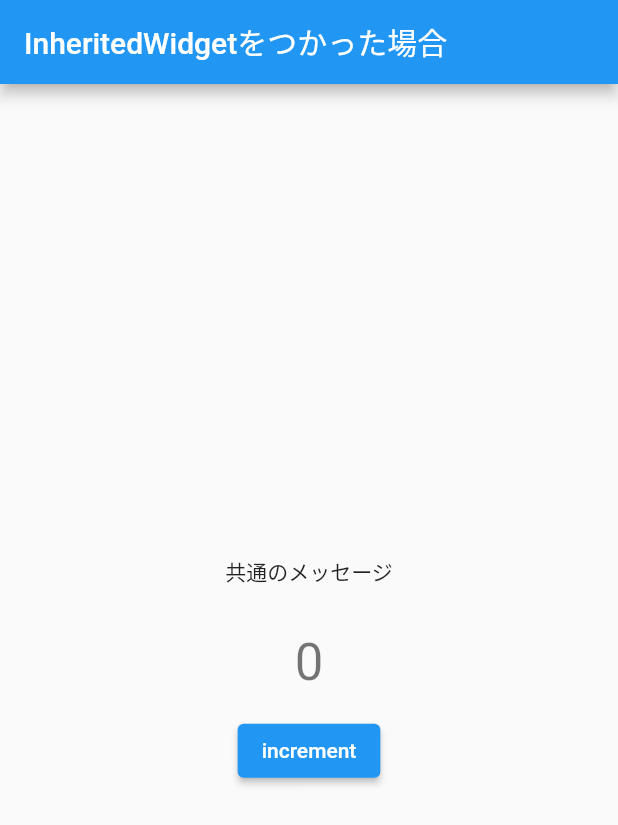
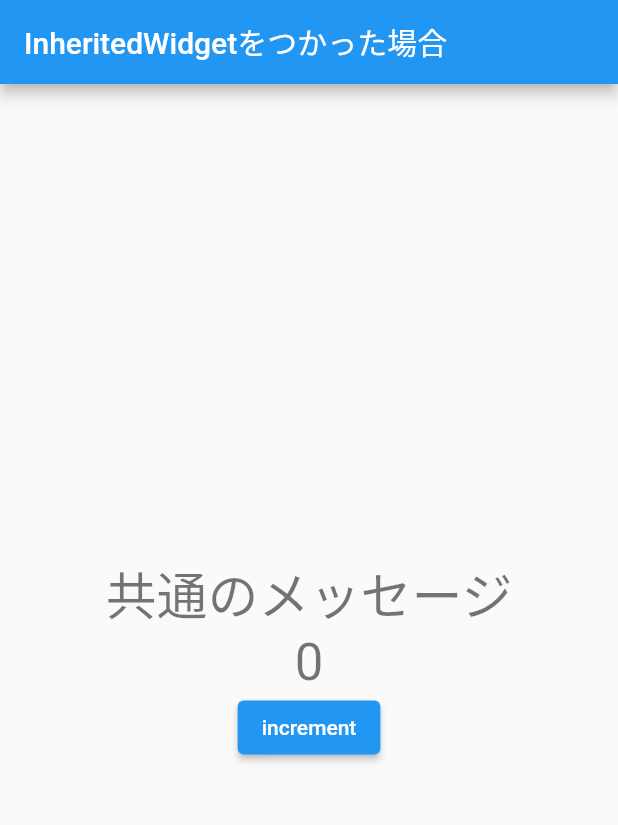
Before and after one commit to beeeyan/inherit-sample, a Flutter app: the InheritedAPage screen opened by its route, on a phone screen of 412 x 824 dp. Shown: the top 825 px of the screen. Run offline on Flutter 3.47's test engine with Material 2 defaults, Android fonts, the phone set to English and light mode, and no system bars; our stand-ins replace go_router, scrollable_positioned_list.

Commit message:
remove margin of widget

```diff
--- a/lib/presentation/widgets/show_count.dart
+++ b/lib/presentation/widgets/show_count.dart
@@ -9,12 +9,9 @@ class ShowCount extends StatelessWidget {
   Widget build(BuildContext context) {
     final count = CountManeger.of(context).count;
 
-    return Container(
-      margin: const EdgeInsets.symmetric(vertical: 15),
-      child: Text(
+    return Text(
         '$count',
         style: Theme.of(context).textTheme.headline4,
-      ),
-    );
+      );
   }
 }
--- a/lib/presentation/widgets/show_message.dart
+++ b/lib/presentation/widgets/show_message.dart
@@ -11,9 +11,9 @@ class ShowMessage extends StatelessWidget {
     final message =
       context.dependOnInheritedWidgetOfExactType<MessageData>()!.message;
 
-    return Container(
-      margin: const EdgeInsets.symmetric(vertical: 15),
-      child: Text(message),
+    return Text(
+      message,
+      style: Theme.of(context).textTheme.headline4,
     );
   }
 }
```
